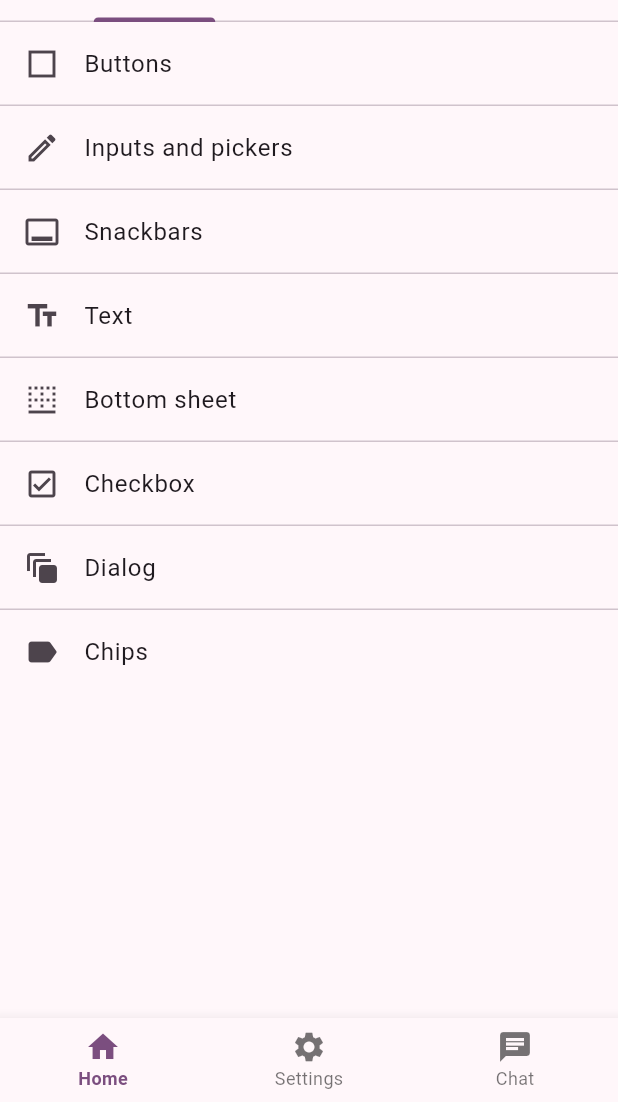
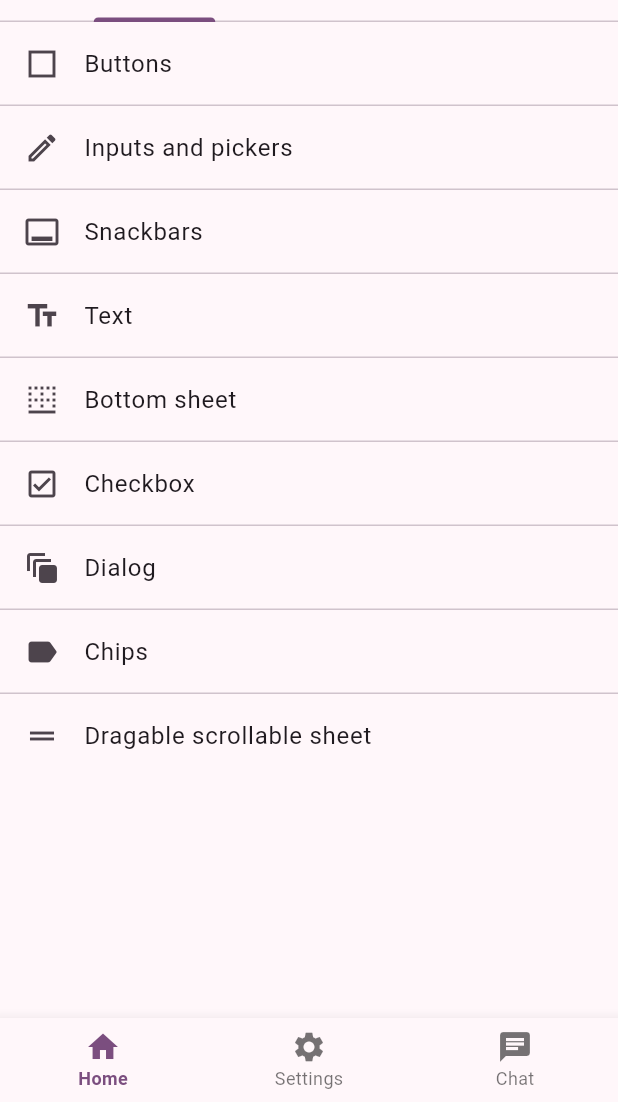
Before and after one commit to C4co/flutter_ds1, a Flutter app: the screen it shows after launch, on a phone screen of 412 x 824 dp, the part 134-1236 px from its top. Run offline on Flutter 3.47's test engine with Material 2 defaults, Android fonts, the light colour scheme and no system bars; our stand-ins replace go_router.

Commit message:
addin new examples

```diff
--- a/lib/core/routes/router.dart
+++ b/lib/core/routes/router.dart
@@ -39,6 +39,10 @@ final router = GoRouter(
           path: 'chips',
           builder: (context, state) => const ChipsPage(),
         ),
+        GoRoute(
+          path: 'dragable-scrollable-sheet',
+          builder: (context, state) => const DragableScrollableSheetPage(),
+        ),
       ],
     ),
   ],
--- a/lib/views/home/tabs/components_tab.dart
+++ b/lib/views/home/tabs/components_tab.dart
@@ -55,6 +55,12 @@ class ComponentsTab extends StatelessWidget {
           title: const Text('Chips'),
           onTap: () => context.go('/chips'),
         ),
+        const Divider(height: 0),
+        ListTile(
+          leading: const Icon(Icons.drag_handle_outlined),
+          title: const Text('Dragable scrollable sheet'),
+          onTap: () => context.go('/dragable-scrollable-sheet'),
+        ),
       ],
     );
   }
--- a/lib/views/views.dart
+++ b/lib/views/views.dart
@@ -7,3 +7,4 @@ export './bottom_sheet/bottom_sheet.dart';
 export './checkbox/checkbox_page.dart';
 export './dialog/dialog_page.dart';
 export './chips/chips.dart';
+export './dragable_scrollable_sheet/dragable_scrollable_sheet.dart';
```
Also changed, not shown: lib/views/dragable_scrollable_sheet/dragable_scrollable_sheet.dart (added, +53 -0 lines).
